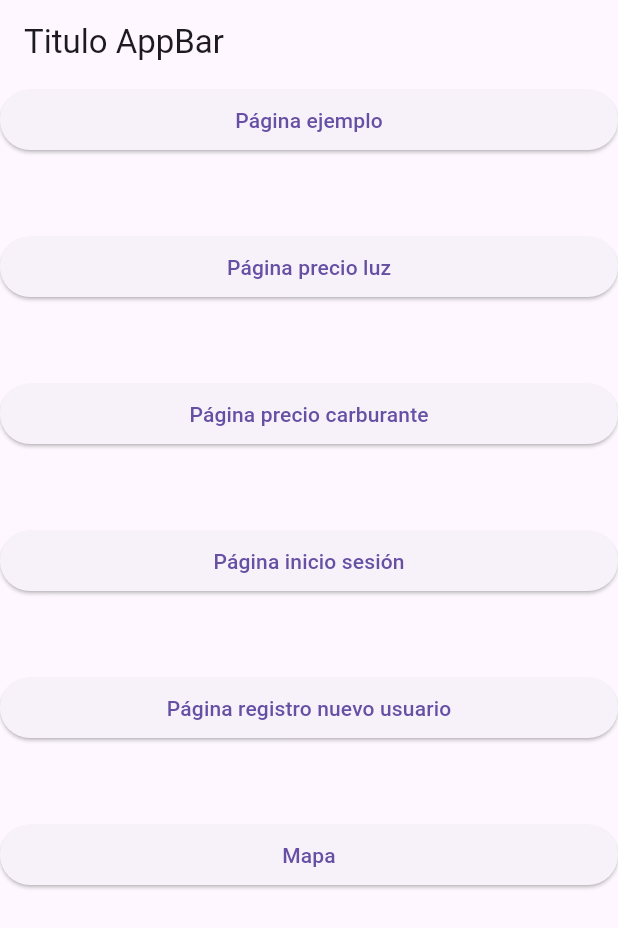
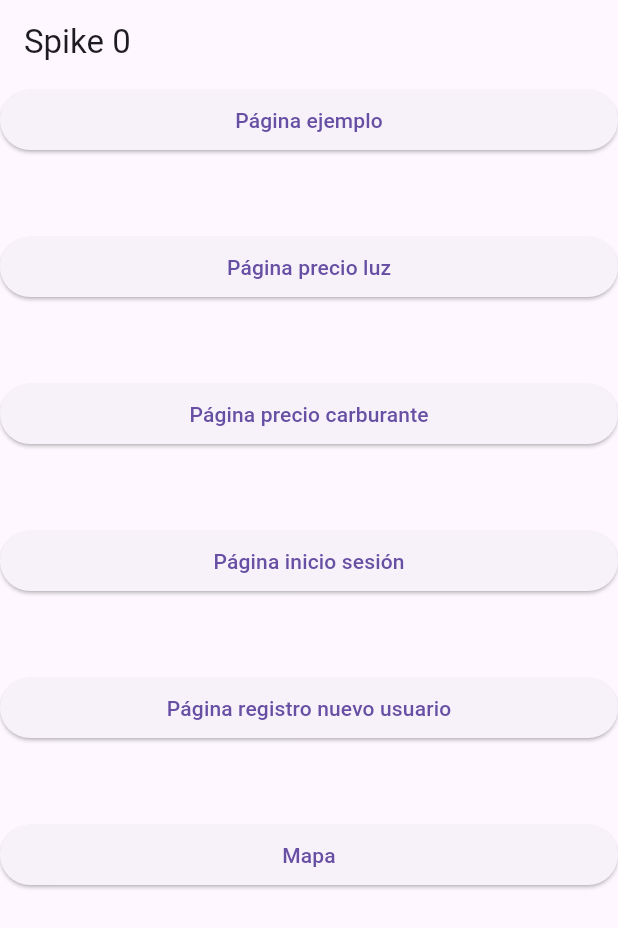
Before and after one commit to al415633/WayFinder, a Flutter app: the screen it shows after launch, on a phone screen of 412 x 824 dp. Shown: the top 928 px of the screen. Run offline on Flutter 3.47's test engine with Material 3 defaults, Android fonts, the phone set to English and light mode, and no system bars; our stand-ins replace firebase_auth, firebase_core, flutter_map, latlong2; accounts and stored records are empty.

Commit message:
feat(pagina principal): cambio en la estética

```diff
--- a/lib/main.dart
+++ b/lib/main.dart
@@ -56,7 +56,7 @@ class _InicioState extends State<Inicio> {
   Widget build(BuildContext context) {
     return Scaffold(
         appBar: AppBar(
-          title: const Text("Titulo AppBar"),
+          title: const Text("Spike 0"),
         ),
         body: ListView(
             //Ctrl+ . Y wrap with column y cambiar el nombre por ListView, sino no deja hacer scroll
```
